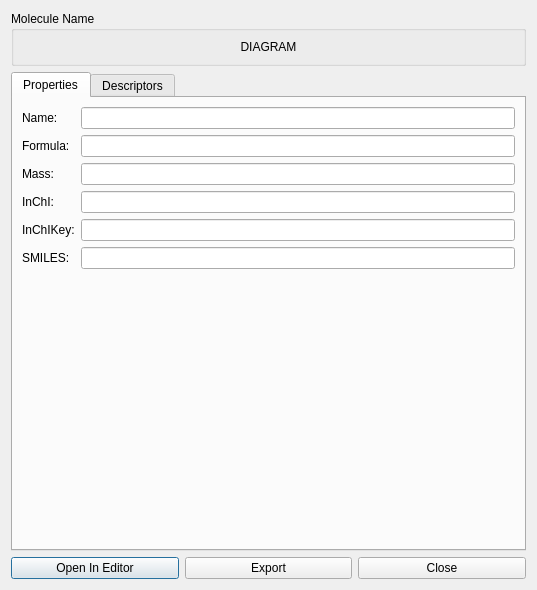
Old version of the form chemdata/moleculedetaildialog.ui in the repository OpenChemistry/mongochem.
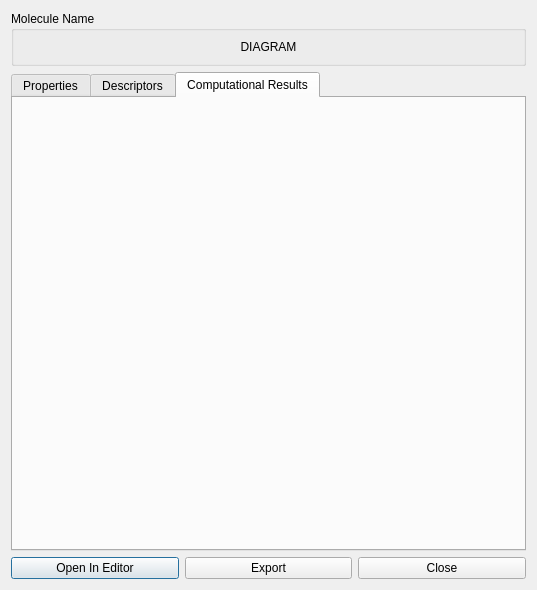
New version of the form. The open tabs and pages were chosen to show the change.

Commit message:
Add computational job support
This adds support for displaying computational job results
queried from the database. A new model and table view widget
are used in the molecule details dialog to present the job
and associated information to the user.

What changed in the file:
```diff
--- a/chemdata/moleculedetaildialog.ui
+++ b/chemdata/moleculedetaildialog.ui
@@ -178,6 +178,16 @@
        </item>
       </layout>
      </widget>
+     <widget class="QWidget" name="computationalResultsTab">
+      <attribute name="title">
+       <string>Computational Results</string>
+      </attribute>
+      <layout class="QVBoxLayout" name="verticalLayout_5">
+       <item>
+        <layout class="QVBoxLayout" name="computationalResultsLayout"/>
+       </item>
+      </layout>
+     </widget>
     </widget>
    </item>
    <item>
```
The commit also changes 9 other files.
